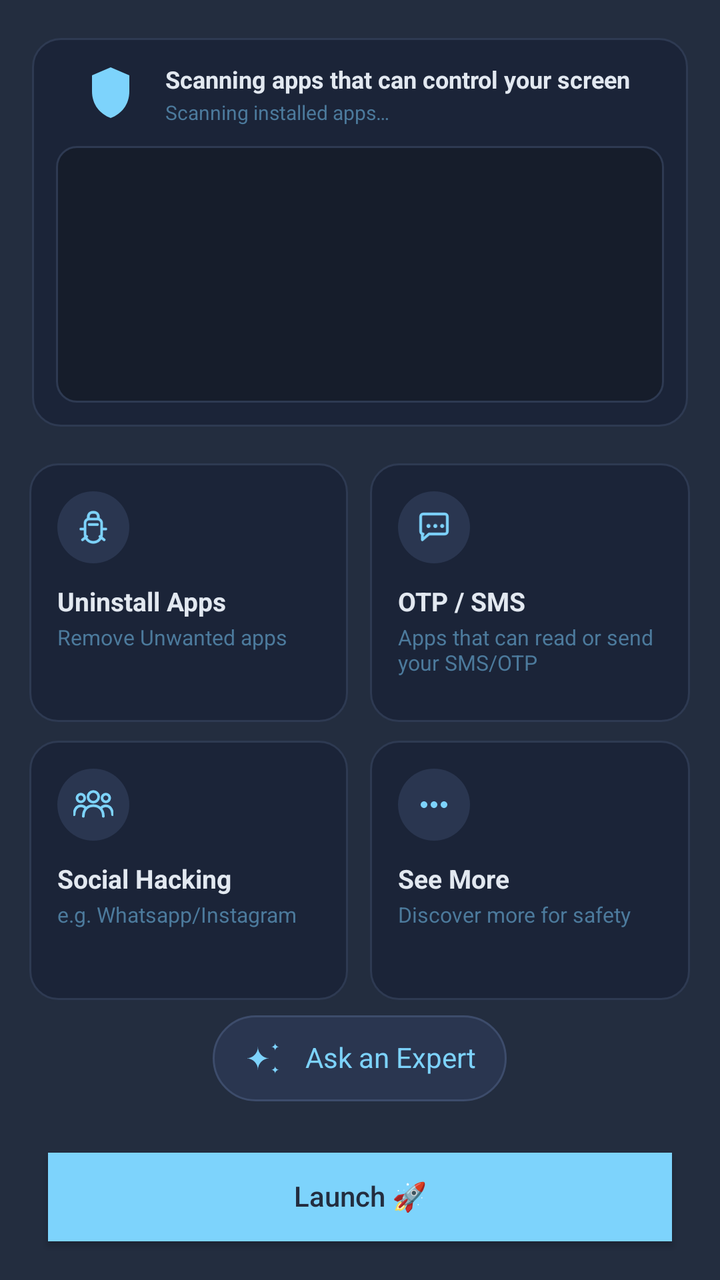
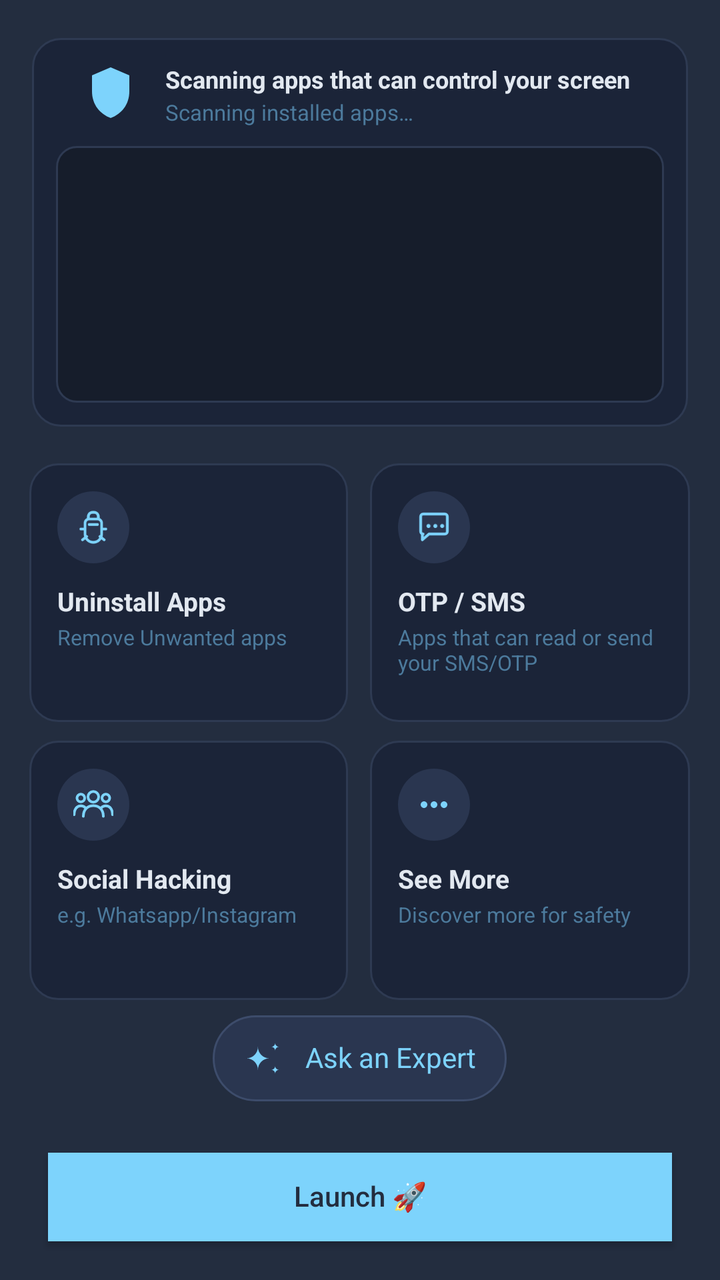

An Android layout rendered at two revisions. The XML below is the earlier revision; the diff shows what the commit changed to produce the second picture.
<!-- AndroidManifest.xml: activity theme Theme.NihalHome -->
<!-- res/layout/activity_main.xml -->
<?xml version="1.0" encoding="utf-8"?>
<LinearLayout xmlns:android="http://schemas.android.com/apk/res/android"
    android:layout_width="match_parent"
    android:layout_height="match_parent"
    android:orientation="vertical"
    android:weightSum="1000"
    android:background="@color/onboarding_background">

    
    <View
        android:layout_width="match_parent"
        android:layout_height="0dp"
        android:layout_weight="30" />

    
    <FrameLayout
        android:id="@+id/containerFirstPart"
        android:layout_width="match_parent"
        android:layout_height="0dp"
        android:layout_weight="304"
        android:paddingStart="16dp"
        android:paddingEnd="16dp">

        <LinearLayout
            android:id="@+id/boxFirstPart"
            android:layout_width="match_parent"
            android:layout_height="match_parent"
            android:orientation="vertical"
            android:background="@drawable/bg_scan_card"
            android:padding="12dp"
            android:weightSum="100">

            <LinearLayout
                android:layout_width="match_parent"
                android:layout_height="0dp"
                android:layout_weight="20"
                android:orientation="horizontal"
                android:layout_marginBottom="10dp"
                android:weightSum="100">

                
                <ImageView
                    android:layout_width="0dp"
                    android:layout_height="match_parent"
                    android:layout_weight="18"
                    android:src="@drawable/ic_shield_scan"
                    android:scaleType="fitCenter"
                    android:adjustViewBounds="true" />

                
                <LinearLayout
                    android:layout_width="0dp"
                    android:layout_height="match_parent"
                    android:layout_weight="82"
                    android:orientation="vertical"
                    android:weightSum="100">

                    
                    <TextView
                        android:text="@string/scan_title"
                        android:layout_width="match_parent"
                        android:layout_height="0dp"
                        android:layout_weight="60"
                        android:textColor="@color/onboarding_heading"
                        android:textStyle="bold"
                        android:maxLines="1"
                        android:gravity="start|center_vertical"
                        android:includeFontPadding="false"
                        android:autoSizeTextType="uniform"
                        android:autoSizeMinTextSize="6sp"
                        android:autoSizeMaxTextSize="13sp"
                        android:autoSizeStepGranularity="1sp" />

                    
                    <TextView
                        android:id="@+id/textScanSubtitle"
                        android:text="@string/scan_subtitle_running"
                        android:layout_width="match_parent"
                        android:layout_height="0dp"
                        android:layout_weight="40"
                        android:textColor="@color/terminal_text_dim"
                        android:maxLines="1"
                        android:gravity="start|center_vertical"
                        android:includeFontPadding="false"
                        android:autoSizeTextType="uniform"
                        android:autoSizeMinTextSize="6sp"
                        android:autoSizeMaxTextSize="10sp"
                        android:autoSizeStepGranularity="1sp" />

                </LinearLayout>

            </LinearLayout>

            <FrameLayout
                android:layout_width="match_parent"
                android:layout_height="0dp"
                android:layout_weight="80">

                <ScrollView
                    android:id="@+id/scrollTerminal"
                    android:layout_width="match_parent"
                    android:layout_height="match_parent"
                    android:background="@drawable/bg_terminal"
                    android:padding="10dp"
                    android:scrollbars="none"
                    android:visibility="visible">

                    <TextView
                        android:id="@+id/textTerminalLog"
                        android:layout_width="match_parent"
                        android:layout_height="wrap_content"
                        android:fontFamily="monospace"
                        android:textColor="@color/terminal_text"
                        android:textSize="9.5sp"
                        android:lineSpacingExtra="2dp" />

                </ScrollView>

                <ScrollView
                    android:id="@+id/scrollResults"
                    android:layout_width="match_parent"
                    android:layout_height="match_parent"
                    android:scrollbars="none"
                    android:visibility="gone">

                    <LinearLayout
                        android:id="@+id/containerRiskResults"
                        android:layout_width="match_parent"
                        android:layout_height="wrap_content"
                        android:orientation="vertical" />

                </ScrollView>

                <LinearLayout
                    android:id="@+id/containerNoIssues"
                    android:layout_width="match_parent"
                    android:layout_height="match_parent"
                    android:orientation="vertical"
                    android:gravity="center"
                    android:paddingStart="10dp"
                    android:paddingEnd="10dp"
                    android:paddingTop="4dp"
                    android:paddingBottom="4dp"
                    android:visibility="gone">

                    <ImageView
                        android:layout_width="@dimen/no_issues_icon_size"
                        android:layout_height="@dimen/no_issues_icon_size"
                        android:layout_marginBottom="4dp"
                        android:adjustViewBounds="true"
                        android:scaleType="fitCenter"
                        android:src="@drawable/ic_shield_check" />

                    <TextView
                        android:text="@string/no_issues_found_title"
                        android:layout_width="match_parent"
                        android:layout_height="wrap_content"
                        android:textColor="@color/onboarding_heading"
                        android:textStyle="bold"
                        android:gravity="center"
                        android:maxLines="1"
                        android:autoSizeTextType="uniform"
                        android:autoSizeMinTextSize="8sp"
                        android:autoSizeMaxTextSize="13sp"
                        android:autoSizeStepGranularity="1sp" />

                    <TextView
                        android:text="@string/no_issues_found_subtitle"
                        android:layout_width="match_parent"
                        android:layout_height="wrap_content"
                        android:layout_marginTop="2dp"
                        android:textColor="@color/terminal_text_dim"
                        android:gravity="center"
                        android:maxLines="2"
                        android:autoSizeTextType="uniform"
                        android:autoSizeMinTextSize="7sp"
                        android:autoSizeMaxTextSize="10sp"
                        android:autoSizeStepGranularity="1sp" />

                </LinearLayout>

            </FrameLayout>

        </LinearLayout>

    </FrameLayout>

    
    <View
        android:layout_width="match_parent"
        android:layout_height="0dp"
        android:layout_weight="29" />

    
    <LinearLayout
        android:layout_width="match_parent"
        android:layout_height="0dp"
        android:layout_weight="202"
        android:orientation="horizontal"
        android:weightSum="10000">

        <View
            android:layout_width="0dp"
            android:layout_height="match_parent"
            android:layout_weight="415" />

        <LinearLayout
            android:id="@+id/cardUninstallApps"
            android:layout_width="0dp"
            android:layout_height="match_parent"
            android:layout_weight="4430"
            android:orientation="vertical"
            android:background="@drawable/bg_feature_card"
            android:clickable="true"
            android:focusable="true"
            android:padding="14dp">

            <ImageView
                android:layout_width="36dp"
                android:layout_height="36dp"
                android:layout_marginBottom="10dp"
                android:background="@drawable/bg_feature_icon_circle"
                android:padding="8dp"
                android:src="@drawable/ic_feature_uninstall" />

            <TextView
                android:text="@string/feature_uninstall_title"
                android:layout_width="wrap_content"
                android:layout_height="wrap_content"
                android:textColor="@color/onboarding_heading"
                android:textSize="13sp"
                android:textStyle="bold" />

            <TextView
                android:text="@string/feature_uninstall_subtitle"
                android:layout_width="wrap_content"
                android:layout_height="wrap_content"
                android:layout_marginTop="2dp"
                android:textColor="@color/terminal_text_dim"
                android:textSize="10.5sp" />

        </LinearLayout>

        <View
            android:layout_width="0dp"
            android:layout_height="match_parent"
            android:layout_weight="310" />

        <LinearLayout
            android:id="@+id/cardOtpSms"
            android:layout_width="0dp"
            android:layout_height="match_parent"
            android:layout_weight="4430"
            android:orientation="vertical"
            android:background="@drawable/bg_feature_card"
            android:clickable="true"
            android:focusable="true"
            android:padding="14dp">

            <ImageView
                android:layout_width="36dp"
                android:layout_height="36dp"
                android:layout_marginBottom="10dp"
                android:background="@drawable/bg_feature_icon_circle"
                android:padding="8dp"
                android:src="@drawable/ic_feature_otp_sms" />

            <TextView
                android:text="@string/feature_otp_sms_title"
                android:layout_width="wrap_content"
                android:layout_height="wrap_content"
                android:textColor="@color/onboarding_heading"
                android:textSize="13sp"
                android:textStyle="bold" />

            <TextView
                android:text="@string/feature_otp_sms_subtitle"
                android:layout_width="wrap_content"
                android:layout_height="wrap_content"
                android:layout_marginTop="2dp"
                android:textColor="@color/terminal_text_dim"
                android:textSize="10.5sp" />

        </LinearLayout>

        <View
            android:layout_width="0dp"
            android:layout_height="match_parent"
            android:layout_weight="415" />

    </LinearLayout>

    
    <View
        android:layout_width="match_parent"
        android:layout_height="0dp"
        android:layout_weight="15" />

    
    <LinearLayout
        android:layout_width="match_parent"
        android:layout_height="0dp"
        android:layout_weight="202"
        android:orientation="horizontal"
        android:weightSum="10000">

        <View
            android:layout_width="0dp"
            android:layout_height="match_parent"
            android:layout_weight="415" />

        <LinearLayout
            android:id="@+id/cardSocialScams"
            android:layout_width="0dp"
            android:layout_height="match_parent"
            android:layout_weight="4430"
            android:orientation="vertical"
            android:background="@drawable/bg_feature_card"
            android:clickable="true"
            android:focusable="true"
            android:padding="14dp">

            <ImageView
                android:layout_width="36dp"
                android:layout_height="36dp"
                android:layout_marginBottom="10dp"
                android:background="@drawable/bg_feature_icon_circle"
                android:padding="8dp"
                android:src="@drawable/ic_feature_social_scams" />

            <TextView
                android:text="@string/feature_social_scams_title"
                android:layout_width="wrap_content"
                android:layout_height="wrap_content"
                android:textColor="@color/onboarding_heading"
                android:textSize="13sp"
                android:textStyle="bold" />

            <TextView
                android:text="@string/feature_social_scams_subtitle"
                android:layout_width="wrap_content"
                android:layout_height="wrap_content"
                android:layout_marginTop="2dp"
                android:textColor="@color/terminal_text_dim"
                android:textSize="10.5sp" />

        </LinearLayout>

        <View
            android:layout_width="0dp"
            android:layout_height="match_parent"
            android:layout_weight="310" />

        <LinearLayout
            android:id="@+id/cardSeeMore"
            android:layout_width="0dp"
            android:layout_height="match_parent"
            android:layout_weight="4430"
            android:orientation="vertical"
            android:background="@drawable/bg_feature_card"
            android:clickable="true"
            android:focusable="true"
            android:padding="14dp">

            <ImageView
                android:layout_width="36dp"
                android:layout_height="36dp"
                android:layout_marginBottom="10dp"
                android:background="@drawable/bg_feature_icon_circle"
                android:padding="8dp"
                android:src="@drawable/ic_feature_see_more" />

            <TextView
                android:text="@string/feature_see_more_title"
                android:layout_width="wrap_content"
                android:layout_height="wrap_content"
                android:textColor="@color/onboarding_heading"
                android:textSize="13sp"
                android:textStyle="bold" />

            <TextView
                android:text="@string/feature_see_more_subtitle"
                android:layout_width="wrap_content"
                android:layout_height="wrap_content"
                android:layout_marginTop="2dp"
                android:textColor="@color/terminal_text_dim"
                android:textSize="10.5sp" />

        </LinearLayout>

        <View
            android:layout_width="0dp"
            android:layout_height="match_parent"
            android:layout_weight="415" />

    </LinearLayout>

    
    <View
        android:layout_width="match_parent"
        android:layout_height="0dp"
        android:layout_weight="12" />

    
    <LinearLayout
        android:layout_width="match_parent"
        android:layout_height="0dp"
        android:layout_weight="67"
        android:orientation="horizontal"
        android:weightSum="1000">

        <View
            android:layout_width="0dp"
            android:layout_height="match_parent"
            android:layout_weight="296" />

        <LinearLayout
            android:id="@+id/containerAskNihalAi"
            android:layout_width="0dp"
            android:layout_height="match_parent"
            android:layout_weight="408"
            android:orientation="horizontal"
            android:gravity="center_vertical"
            android:background="@drawable/bg_capsule_protected"
            android:clickable="true"
            android:focusable="true"
            android:paddingStart="14dp"
            android:paddingEnd="14dp">

            <ImageView
                android:id="@+id/imageAskNihalAiIcon"
                android:layout_width="23dp"
                android:layout_height="23dp"
                android:layout_marginEnd="8dp"
                android:src="@drawable/ic_sparkles" />

            <TextView
                android:id="@+id/textAskNihalAi"
                android:text="@string/ask_nihal_ai_label"
                android:layout_width="0dp"
                android:layout_height="match_parent"
                android:layout_weight="1"
                android:gravity="center"
                android:textColor="@color/onboarding_accent"
                android:maxLines="1"
                android:includeFontPadding="false" />

        </LinearLayout>

        <View
            android:layout_width="0dp"
            android:layout_height="match_parent"
            android:layout_weight="296" />

    </LinearLayout>

    
    <View
        android:layout_width="match_parent"
        android:layout_height="0dp"
        android:layout_weight="40" />

    
    <Button
        android:id="@+id/buttonGo"
        android:layout_width="match_parent"
        android:layout_height="0dp"
        android:layout_weight="69"
        android:layout_marginStart="24dp"
        android:layout_marginEnd="24dp"
        android:background="@color/onboarding_accent"
        android:text="@string/action_go"
        android:textColor="@color/onboarding_button_text"
        android:textAllCaps="false"
        android:includeFontPadding="false"
        android:elevation="0dp" />

    
    <View
        android:layout_width="match_parent"
        android:layout_height="0dp"
        android:layout_weight="30" />

</LinearLayout>
<!-- resources referenced by this layout -->
<resources>
  <color name="onboarding_accent">#7DD3FC</color>
  <color name="onboarding_background">#232D3F</color>
  <color name="onboarding_button_text">#232D3F</color>
  <color name="onboarding_heading">#E2E8F0</color>
  <color name="terminal_text">#7DD3FC</color>
  <color name="terminal_text_dim">#4C7A9C</color>
  <dimen name="no_issues_icon_size">28dp</dimen>
  <!-- drawable bg_capsule_protected (drawable) -->
  <shape xmlns:android="http://schemas.android.com/apk/res/android"
      android:shape="rectangle">
      <solid android:color="@color/protected_capsule_background" />
      <stroke
          android:width="1dp"
          android:color="@color/protected_capsule_border" />
      <corners android:radius="50dp" />
  </shape>
  <!-- drawable bg_feature_card (drawable) -->
  <?xml version="1.0" encoding="utf-8"?>
  <shape xmlns:android="http://schemas.android.com/apk/res/android"
      android:shape="rectangle">
      <solid android:color="@color/scan_card_background" />
      <stroke
          android:width="1dp"
          android:color="@color/scan_card_border" />
      <corners android:radius="14dp" />
  </shape>
  <!-- drawable bg_feature_icon_circle (drawable) -->
  <?xml version="1.0" encoding="utf-8"?>
  <shape xmlns:android="http://schemas.android.com/apk/res/android"
      android:shape="oval">
      <solid android:color="@color/protected_capsule_background" />
  </shape>
  <!-- drawable bg_scan_card (drawable) -->
  <?xml version="1.0" encoding="utf-8"?>
  <shape xmlns:android="http://schemas.android.com/apk/res/android"
      android:shape="rectangle">
      <solid android:color="@color/scan_card_background" />
      <stroke
          android:width="1dp"
          android:color="@color/scan_card_border" />
      <corners android:radius="14dp" />
  </shape>
  <!-- drawable bg_terminal (drawable) -->
  <?xml version="1.0" encoding="utf-8"?>
  <shape xmlns:android="http://schemas.android.com/apk/res/android"
      android:shape="rectangle">
      <solid android:color="@color/terminal_background" />
      <stroke
          android:width="1dp"
          android:color="@color/terminal_border" />
      <corners android:radius="10dp" />
  </shape>
  <string name="action_go">Launch 🚀</string>
  <string name="ask_nihal_ai_label">Ask an Expert</string>
  <string name="feature_otp_sms_subtitle">Apps that can read or send your SMS/OTP</string>
  <string name="feature_otp_sms_title">OTP / SMS</string>
  <string name="feature_see_more_subtitle">Discover more for safety</string>
  <string name="feature_see_more_title">See More</string>
  <string name="feature_social_scams_subtitle">e.g. Whatsapp/Instagram</string>
  <string name="feature_social_scams_title">Social Hacking</string>
  <string name="feature_uninstall_subtitle">Remove Unwanted apps</string>
  <string name="feature_uninstall_title">Uninstall Apps</string>
  <string name="no_issues_found_subtitle">No Apps Found that can control your screen</string>
  <string name="no_issues_found_title">Today, You\'re Safe</string>
  <string name="scan_subtitle_running">Scanning installed apps…</string>
  <string name="scan_title">Scanning apps that can control your screen</string>
  <style name="Theme.NihalHome" parent="android:Theme.Material.Light.NoActionBar">
          <item name="android:windowBackground">@android:color/white</item>
          <item name="android:statusBarColor">@android:color/white</item>
          <item name="android:navigationBarColor">@android:color/white</item>
          <item name="android:windowLightStatusBar">true</item>
      </style>
  <color name="protected_capsule_background">#2A3650</color>
  <color name="protected_capsule_border">#3D4C6B</color>
  <color name="scan_card_background">#1B2438</color>
  <color name="scan_card_border">#2E3A52</color>
  <color name="terminal_background">#161D2B</color>
  <color name="terminal_border">#2E3A52</color>
  <color name="safe_state_icon">#4ADE80</color>
  <!-- unchanged entries left out for length: 7 -->
</resources>

<!-- the commit's change to res/layout/activity_main.xml (unified diff, before → after) -->
@@ -68,7 +68,7 @@
                         android:includeFontPadding="false"
                         android:autoSizeTextType="uniform"
                         android:autoSizeMinTextSize="6sp"
-                        android:autoSizeMaxTextSize="13sp"
+                        android:autoSizeMaxTextSize="500sp"
                         android:autoSizeStepGranularity="1sp" />
 
                     
@@ -84,7 +84,7 @@
                         android:includeFontPadding="false"
                         android:autoSizeTextType="uniform"
                         android:autoSizeMinTextSize="6sp"
-                        android:autoSizeMaxTextSize="10sp"
+                        android:autoSizeMaxTextSize="500sp"
                         android:autoSizeStepGranularity="1sp" />
 
                 </LinearLayout>
